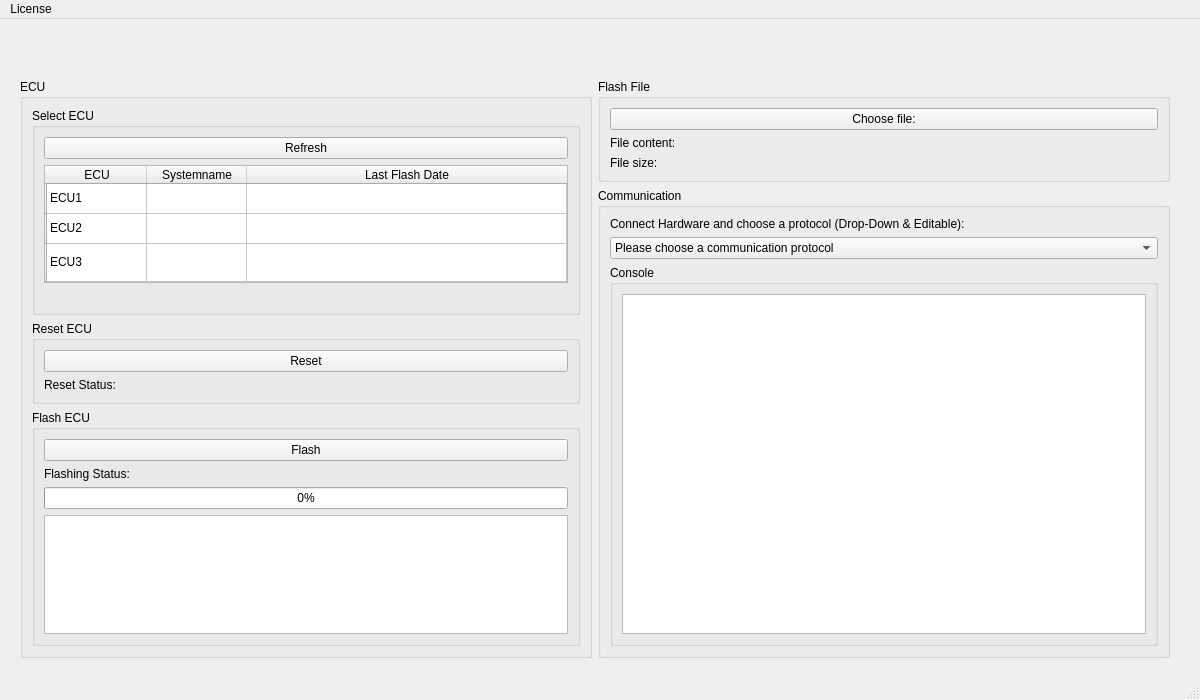
amosproj/amos2024ss07-updating-flash-boot-loader, file WINDOWS_GUI/mainwindow.ui: the form before one commit.
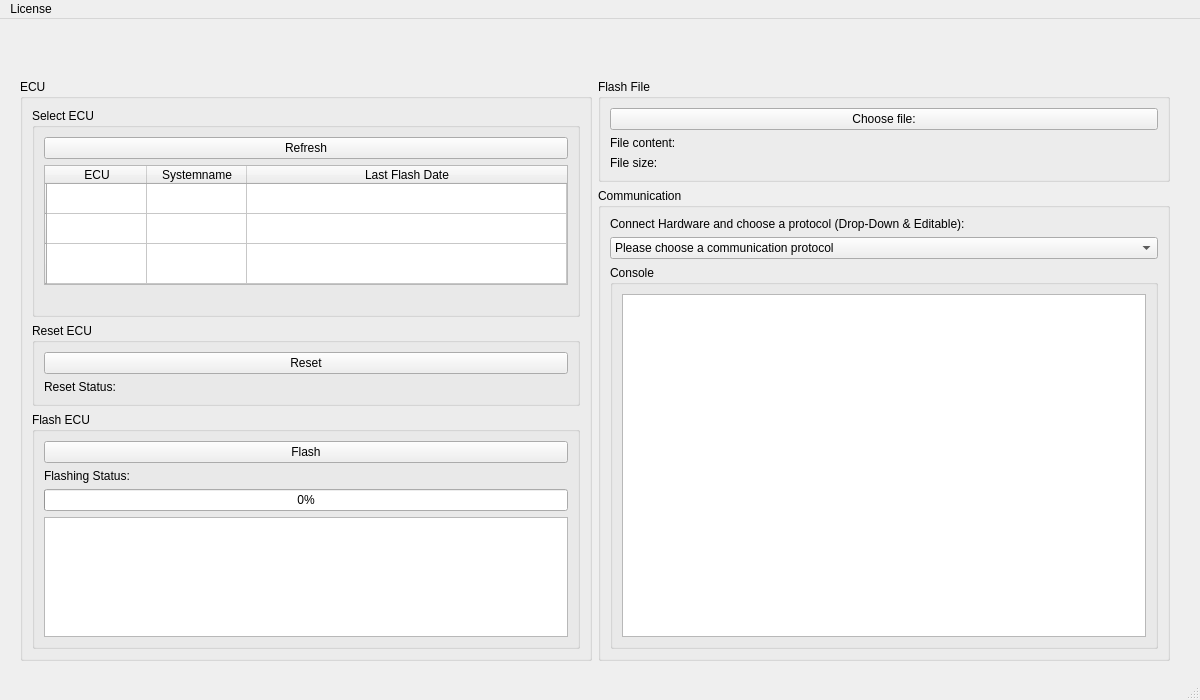
The form after the commit.

Commit message: #51: Implemented feature

Diff of the .ui file:
```diff
--- a/WINDOWS_GUI/mainwindow.ui
+++ b/WINDOWS_GUI/mainwindow.ui
@@ -20,7 +20,7 @@
       <x>20</x>
       <y>60</y>
       <width>1150</width>
-      <height>580</height>
+      <height>583</height>
      </rect>
     </property>
     <layout class="QHBoxLayout" name="horizontalLayout">
@@ -86,17 +86,17 @@
              </column>
              <item row="0" column="0">
               <property name="text">
-               <string>ECU1</string>
+               <string/>
               </property>
              </item>
              <item row="1" column="0">
               <property name="text">
-               <string>ECU2</string>
+               <string/>
               </property>
              </item>
              <item row="2" column="0">
               <property name="text">
-               <string>ECU3</string>
+               <string/>
               </property>
              </item>
             </widget>
```
Left out of the diff: 2 changed lines with no effect on the pictures. The commit also changes 2 other files.
